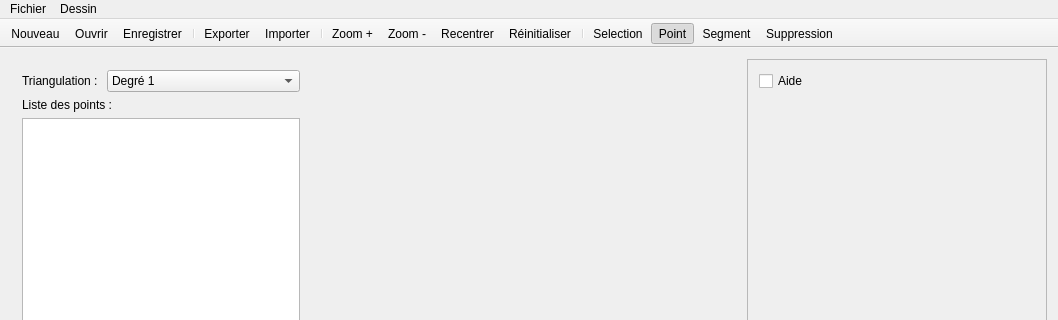
This is mainwindow.ui in Pandraghon/TriaGUI as Qt 5 draws it before an edit; both pictures show x 0 to 1058 and y 0 to 320 of the 1058 by 669 pixel window. The edited form follows.
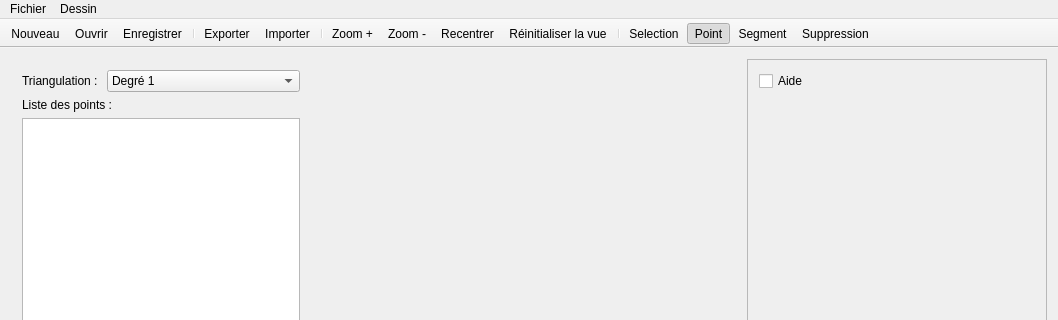
This is the edited form. Icons and pictures are not drawn.

The edit to the form file:
```diff
--- a/mainwindow.ui
+++ b/mainwindow.ui
@@ -488,7 +488,7 @@
      <normaloff>:/images/Desktop/_PNG 64_/basic_target.png</normaloff>:/images/Desktop/_PNG 64_/basic_target.png</iconset>
    </property>
    <property name="text">
-    <string>Réinitialiser</string>
+    <string>Réinitialiser la vue</string>
    </property>
   </action>
  </widget>
```
